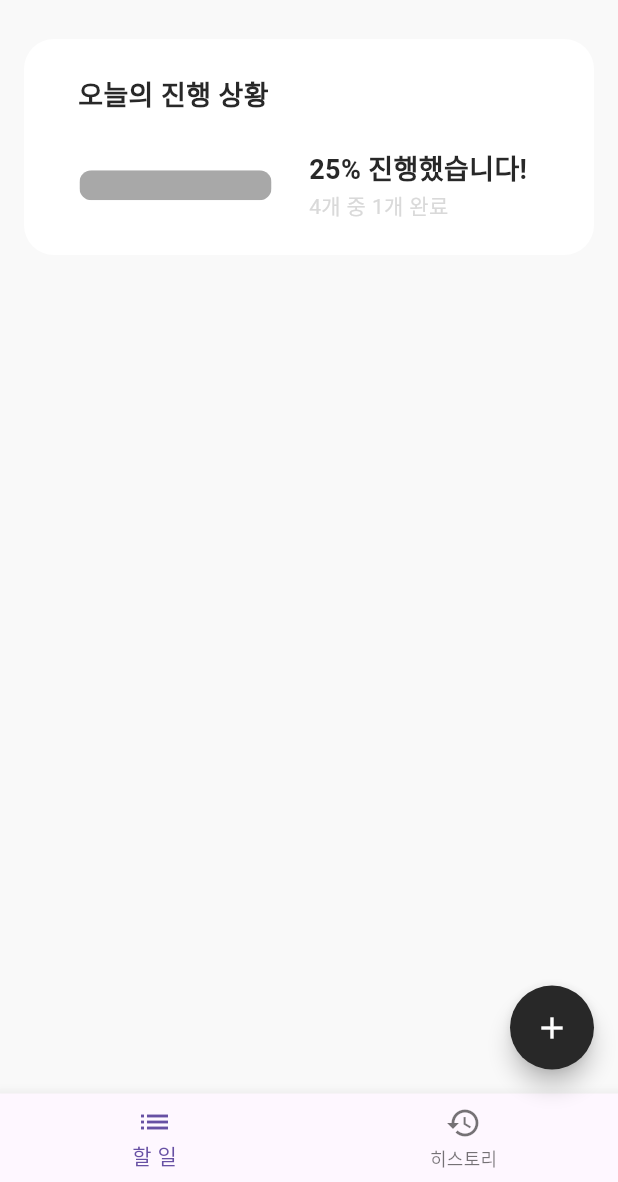
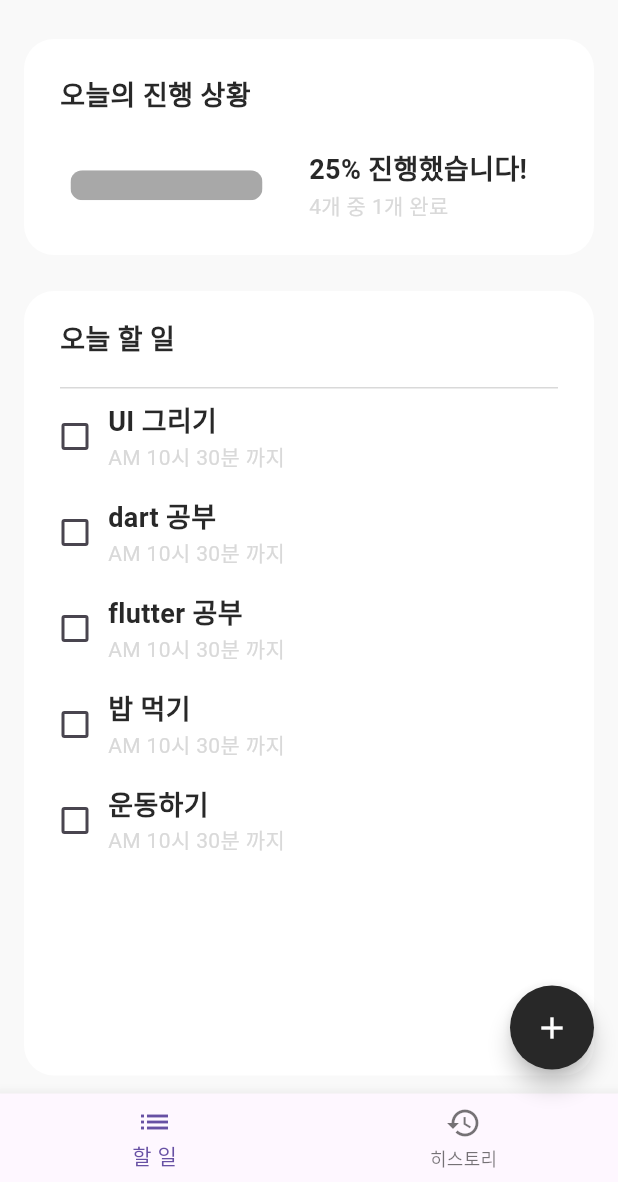
Before and after one commit to ds-k/Percentodo, a Flutter app: the screen it shows after launch, on a phone screen of 412 x 824 dp, the part 54-1236 px from its top. Run offline on Flutter 3.47's test engine with Material 3 defaults, Android fonts, the phone set to English and light mode, and no system bars; our stand-ins replace flutter_svg; Roboto replaces fonts that are missing (Pretendard).

Commit message:
[Add] add TodoList & Todo Class

```diff
--- a/lib/views/home/home_screen.dart
+++ b/lib/views/home/home_screen.dart
@@ -1,6 +1,7 @@
 import 'package:flutter/material.dart';
 import 'package:flutter_svg/flutter_svg.dart';
 import 'package:percentodo/theme/colors.dart';
+import 'package:percentodo/views/home/todo_list.dart';
 import 'package:percentodo/views/home/todo_status.dart';
 
 class HomeScreen extends StatelessWidget {
@@ -10,7 +11,9 @@ class HomeScreen extends StatelessWidget {
   Widget build(BuildContext context) {
     return Scaffold(
       body: SafeArea(
+        child: Expanded(
           child: Column(
+            crossAxisAlignment: CrossAxisAlignment.stretch,
             children: [
               Container(
                 height: 50,
@@ -21,13 +24,16 @@ class HomeScreen extends StatelessWidget {
                     SizedBox(width: 12),
                     Text(
                       "2024년 10월 23일 (수)",
-                    style: TextStyle(fontWeight: FontWeight.w800, fontSize: 18),
+                      style:
+                          TextStyle(fontWeight: FontWeight.w800, fontSize: 18),
                     )
                   ],
                 ),
               ),
-            TodoStatus()
+              TodoStatus(),
+              TodoList()
             ],
+          ),
         ),
       ),
       floatingActionButton: FloatingActionButton(
--- /dev/null
+++ b/lib/views/home/todo.dart
@@ -0,0 +1,69 @@
+import 'package:flutter/material.dart';
+import 'package:percentodo/theme/colors.dart';
+import 'package:intl/intl.dart';
+
+class Todo {
+  final bool isCompleted;
+  final String description;
+  final DateTime dueDate;
+  final int id;
+
+  Todo({
+    required this.isCompleted,
+    required this.description,
+    required this.dueDate,
+    required this.id,
+  });
+}
+
+class TodoWidget extends StatelessWidget {
+  final Todo todo;
+  const TodoWidget({super.key, required this.todo});
+
+  @override
+  Widget build(BuildContext context) {
+    return SizedBox(
+      height: 64,
+      child: Row(
+        children: [
+          Container(
+            width: 20,
+            margin: EdgeInsets.only(right: 12),
+            // decoration: BoxDecoration(color: Colors.red),
+            // this.isCompleted 변수를 사용할 곳
+            child: Checkbox(
+                value: todo.isCompleted,
+                onChanged: (bool? value) {
+                  print("isCompleted 변경 로직 작성하세요");
+                  // isCompleted -> true로 변경할 수 있도록 하는 로직 작성
+                }),
+          ),
+          Expanded(
+            child: Column(
+              mainAxisAlignment: MainAxisAlignment.center,
+              children: [
+                Container(
+                  alignment: Alignment.centerLeft,
+                  child: Text(todo.description,
+                      style: TextStyle(
+                          color: AppColors.black,
+                          fontSize: 18,
+                          fontWeight: FontWeight.w700)),
+                ),
+                Container(
+                  alignment: Alignment.centerLeft,
+                  child: Text(
+                      "${DateFormat('a h시 mm분').format(todo.dueDate)} 까지",
+                      style: TextStyle(
+                          color: AppColors.lightGray,
+                          fontSize: 14,
+                          fontWeight: FontWeight.w400)),
+                ),
+              ],
+            ),
+          )
+        ],
+      ),
+    );
+  }
+}
--- /dev/null
+++ b/lib/views/home/todo_list.dart
@@ -0,0 +1,73 @@
+import 'package:flutter/material.dart';
+import 'package:percentodo/theme/colors.dart';
+import 'package:percentodo/views/home/todo.dart';
+
+class TodoList extends StatelessWidget {
+  TodoList({super.key});
+
+  final List<Todo> todos = [
+    Todo(
+        id: 1,
+        description: "UI 그리기",
+        dueDate: DateTime.now(),
+        isCompleted: false),
+    Todo(
+        id: 2,
+        description: "dart 공부",
+        dueDate: DateTime.now(),
+        isCompleted: false),
+    Todo(
+        id: 3,
+        description: "flutter 공부",
+        dueDate: DateTime.now(),
+        isCompleted: false),
+    Todo(
+        id: 4,
+        description: "밥 먹기",
+        dueDate: DateTime.now(),
+        isCompleted: false),
+    Todo(
+        id: 5,
+        description: "운동하기",
+        dueDate: DateTime.now(),
+        isCompleted: false),
+  ];
+
+  @override
+  Widget build(BuildContext context) {
+    return Expanded(
+      child: Container(
+        margin: EdgeInsets.symmetric(horizontal: 16.0, vertical: 12.0),
+        padding: EdgeInsets.symmetric(horizontal: 24),
+        decoration: BoxDecoration(
+          borderRadius: BorderRadius.circular(20.0),
+          color: AppColors.white,
+        ),
+        child: Column(
+          children: [
+            Container(
+                alignment: Alignment.centerLeft,
+                height: 64,
+                // decoration: BoxDecoration(color: Colors.red),
+                child: Text("오늘 할 일",
+                    textAlign: TextAlign.start,
+                    style: TextStyle(
+                        color: AppColors.black,
+                        fontSize: 18,
+                        fontWeight: FontWeight.w700))),
+            Container(
+              height: 1,
+              color: AppColors.lightGray,
+            ),
+            Expanded(
+                child: ListView.builder(
+                    itemCount: todos.length,
+                    itemBuilder: (context, index) {
+                      return TodoWidget(todo: todos[index]);
+                    })),
+          ],
+        ),
+      ),
+    );
+  }
+}
--- a/lib/views/home/todo_status.dart
+++ b/lib/views/home/todo_status.dart
@@ -9,7 +9,6 @@ class TodoStatus extends StatelessWidget {
   Widget build(BuildContext context) {
     return Container(
       margin: EdgeInsets.symmetric(horizontal: 16.0, vertical: 12.0),
-      padding: EdgeInsets.symmetric(horizontal: 12.0),
       height: 144,
       decoration: BoxDecoration(
         borderRadius: BorderRadius.circular(20.0),
```
Lines whose indentation alone changed are shown as unchanged.
